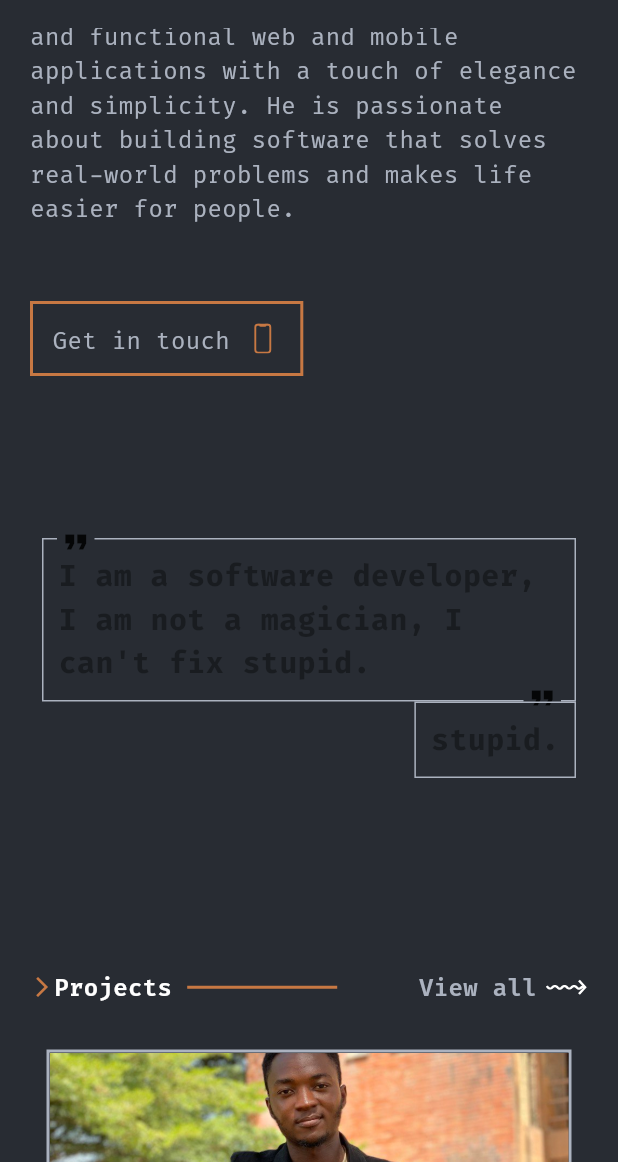
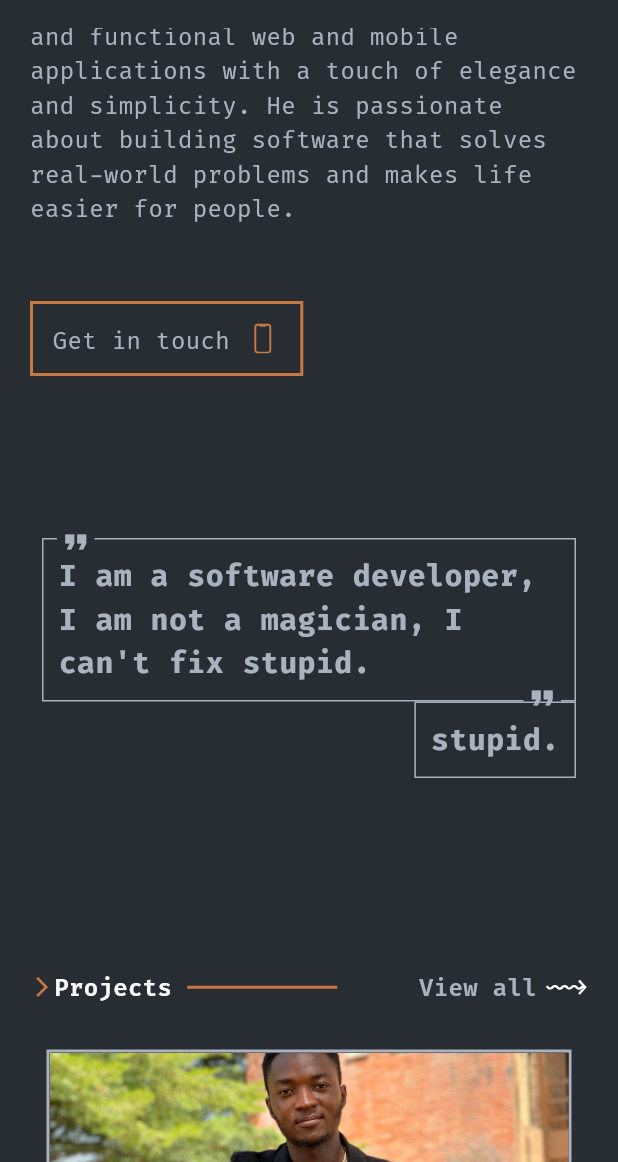
Before and after one commit to Teewhydot/sirteefy, a Flutter app: the screen it shows after launch, scrolled down 576 dp, on a phone screen of 412 x 824 dp, the part 74-1236 px from its top. Run offline on Flutter 3.47's test engine with Material 3 defaults, Android fonts, the phone set to English and light mode, and no system bars; our stand-ins replace flutter_svg, ionicons, responsive_framework.

Commit message:
Continued working on contact_section.dart

```diff
--- a/lib/sirteefy/presentation/widgets/form_section.dart
+++ b/lib/sirteefy/presentation/widgets/form_section.dart
@@ -49,6 +49,11 @@ class _FormSectionState extends State<FormSection> {
               expands: widget.isExpand ?? false,
               minLines: null,
               maxLines: null,
+              style: AppThemes.firaCodeStyle(
+                fontSize: 16,
+                fontWeight: FontWeight.normal,
+                color: textColorGray,
+              ),
               onTapOutside: (_) {
                 Focus.of(context).unfocus;
               },
--- a/lib/sirteefy/presentation/widgets/stupid_quote.dart
+++ b/lib/sirteefy/presentation/widgets/stupid_quote.dart
@@ -1,7 +1,7 @@
 import 'package:flutter/material.dart';
 import 'package:sirteefy/utils/color_palette/colors.dart';
 import 'package:sirteefy/utils/other/misc.dart';
-
+import 'package:sirteefy/utils/theme/sirteefy_themes.dart';
 
 class StupidQuote extends StatelessWidget {
   const StupidQuote({super.key});
@@ -26,17 +26,32 @@ class StupidQuote extends StatelessWidget {
                     ),
                     borderRadius: BorderRadius.circular(borderWidthRadius),
                   ),
-                  child: const Text(
+                  child: Text(
                     'I am a software developer, I am not a magician, I can\'t fix stupid.',
-                    style: TextStyle(
+                    style: AppThemes.firaCodeStyle(
                       fontSize: 20.0,
                       fontWeight: FontWeight.bold,
-                    ),
+                      color: textColorGray,
+                    )
                   ),
                 ),
               ),
-              Positioned(top: -10,left: 10, child: Container( height: 25,width: 25,color: primaryColor, child: const Icon(Icons.format_quote))),
-              Positioned(bottom: -10,right: 10, child: Container( height: 25,width: 25,color: primaryColor, child: const Icon(Icons.format_quote))),
+              Positioned(
+                  top: -10,
+                  left: 10,
+                  child: Container(
+                      height: 25,
+                      width: 25,
+                      color: primaryColor,
+                      child: const Icon(Icons.format_quote, color: textColorGray))),
+              Positioned(
+                  bottom: -10,
+                  right: 10,
+                  child: Container(
+                      height: 25,
+                      width: 25,
+                      color: primaryColor,
+                      child: const Icon(Icons.format_quote, color: textColorGray))),
             ],
           ),
           IntrinsicWidth(
@@ -49,19 +64,18 @@ class StupidQuote extends StatelessWidget {
                 ),
                 borderRadius: BorderRadius.circular(borderWidthRadius),
               ),
-              child: const Text(
+              child: Text(
                 'stupid.',
-                style: TextStyle(
-                  fontSize: 20.0,
-                  fontWeight: FontWeight.bold,
-                ),
+                  style: AppThemes.firaCodeStyle(
+                    fontSize: 20.0,
+                    fontWeight: FontWeight.bold,
+                    color: textColorGray,
+                  )
               ),
             ),
           ),
-
         ],
       ),
     );
-
   }
 }
--- a/lib/utils/theme/sirteefy_themes.dart
+++ b/lib/utils/theme/sirteefy_themes.dart
@@ -22,72 +22,75 @@ class AppThemes {
     return ThemeData(
       useMaterial3: true,
       scaffoldBackgroundColor: primaryColor,
-      colorScheme: ColorScheme.fromSeed(
-        seedColor: primaryColor,
-        brightness: Brightness.light,
-      ),
-      textTheme: TextTheme(
-        displayLarge: firaCodeStyle(
-          fontSize: 57 * scaleFactor,
-          fontWeight: FontWeight.w400,
-        ),
-        displayMedium: firaCodeStyle(
-          fontSize: 45 * scaleFactor,
-          fontWeight: FontWeight.w400,
-        ),
-        displaySmall: firaCodeStyle(
-          fontSize: 36 * scaleFactor,
-          fontWeight: FontWeight.w400,
-        ),
-        headlineLarge: firaCodeStyle(
-          fontSize: 32 * scaleFactor,
-          fontWeight: FontWeight.w400,
-        ),
-        headlineMedium: firaCodeStyle(
-          fontSize: 28 * scaleFactor,
-          fontWeight: FontWeight.w400,
-        ),
-        headlineSmall: firaCodeStyle(
-          fontSize: 24 * scaleFactor,
-          fontWeight: FontWeight.w400,
-        ),
-        titleLarge: firaCodeStyle(
-          fontSize: 22 * scaleFactor,
-          fontWeight: FontWeight.w500,
-        ),
-        titleMedium: firaCodeStyle(
-          fontSize: 16 * scaleFactor,
-          fontWeight: FontWeight.w500,
-        ),
-        titleSmall: firaCodeStyle(
-          fontSize: 14 * scaleFactor,
-          fontWeight: FontWeight.w500,
-        ),
-        bodyLarge: firaCodeStyle(
-          fontSize: 16 * scaleFactor,
-          fontWeight: FontWeight.w400,
-        ),
-        bodyMedium: firaCodeStyle(
-          fontSize: 14 * scaleFactor,
-          fontWeight: FontWeight.w400,
-        ),
-        bodySmall: firaCodeStyle(
-          fontSize: 12 * scaleFactor,
-          fontWeight: FontWeight.w400,
-        ),
-        labelLarge: firaCodeStyle(
-          fontSize: 14 * scaleFactor,
-          fontWeight: FontWeight.w500,
-        ),
-        labelMedium: firaCodeStyle(
-          fontSize: 12 * scaleFactor,
-          fontWeight: FontWeight.w500,
-        ),
-        labelSmall: firaCodeStyle(
-          fontSize: 11 * scaleFactor,
-          fontWeight: FontWeight.w500,
-        ),
-      ),
+      // colorScheme: ColorScheme.fromSeed(
+      //   seedColor: primaryColor,
+      //   brightness: Brightness.light,
+      // ),
+      // textTheme: TextTheme(
+      //   displayLarge: firaCodeStyle(
+      //     fontSize: 57 * scaleFactor,
+      //     fontWeight: FontWeight.w400,
+      //     color: textColorGray,
+      //   ),
+      //   displayMedium: firaCodeStyle(
+      //     fontSize: 45 * scaleFactor,
+      //     fontWeight: FontWeight.w400,
+      //     color: textColorGray,
+      //
+      //   ),
+      //   displaySmall: firaCodeStyle(
+      //     fontSize: 36 * scaleFactor,
+      //     fontWeight: FontWeight.w400,
+      //   ),
+      //   headlineLarge: firaCodeStyle(
+      //     fontSize: 32 * scaleFactor,
+      //     fontWeight: FontWeight.w400,
+      //   ),
+      //   headlineMedium: firaCodeStyle(
+      //     fontSize: 28 * scaleFactor,
+      //     fontWeight: FontWeight.w400,
+      //   ),
+      //   headlineSmall: firaCodeStyle(
+      //     fontSize: 24 * scaleFactor,
+      //     fontWeight: FontWeight.w400,
+      //   ),
+      //   titleLarge: firaCodeStyle(
+      //     fontSize: 22 * scaleFactor,
+      //     fontWeight: FontWeight.w500,
+      //   ),
+      //   titleMedium: firaCodeStyle(
+      //     fontSize: 16 * scaleFactor,
+      //     fontWeight: FontWeight.w500,
+      //   ),
+      //   titleSmall: firaCodeStyle(
+      //     fontSize: 14 * scaleFactor,
+      //     fontWeight: FontWeight.w500,
+      //   ),
+      //   bodyLarge: firaCodeStyle(
+      //     fontSize: 16 * scaleFactor,
+      //     fontWeight: FontWeight.w400,
+      //   ),
+      //   bodyMedium: firaCodeStyle(
+      //     fontSize: 14 * scaleFactor,
+      //     fontWeight: FontWeight.w400,
+      //   ),
+      //   bodySmall: firaCodeStyle(
+      //     fontSize: 12 * scaleFactor,
+      //     fontWeight: FontWeight.w400,
+      //   ),
+      //   labelLarge: firaCodeStyle(
+      //     fontSize: 14 * scaleFactor,
+      //     fontWeight: FontWeight.w500,
+      //   ),
+      //   labelMedium: firaCodeStyle(
+      //     fontSize: 12 * scaleFactor,
+      //     fontWeight: FontWeight.w500,
+      //   ),
+      //   labelSmall: firaCodeStyle(
+      //     fontSize: 11 * scaleFactor,
+      //     fontWeight: FontWeight.w500,
+      //   ),
+      // ),
     );
   }
 
@@ -101,14 +104,14 @@ class AppThemes {
         seedColor: primaryColor,
         brightness: Brightness.dark,
       ),
-      textTheme: TextTheme(
-        // Same text styles as light theme but colors will auto-adjust
-        displayLarge: firaCodeStyle(
-          fontSize: 57 * scaleFactor,
-          fontWeight: FontWeight.w400,
-        ),
-        // ... (repeat all text styles from light theme)
-      ),
+      // textTheme: TextTheme(
+      //   // Same text styles as light theme but colors will auto-adjust
+      //   displayLarge: firaCodeStyle(
+      //     fontSize: 57 * scaleFactor,
+      //     fontWeight: FontWeight.w400,
+      //   ),
+      //   // ... (repeat all text styles from light theme)
+      // ),
     );
   }
 }
```
